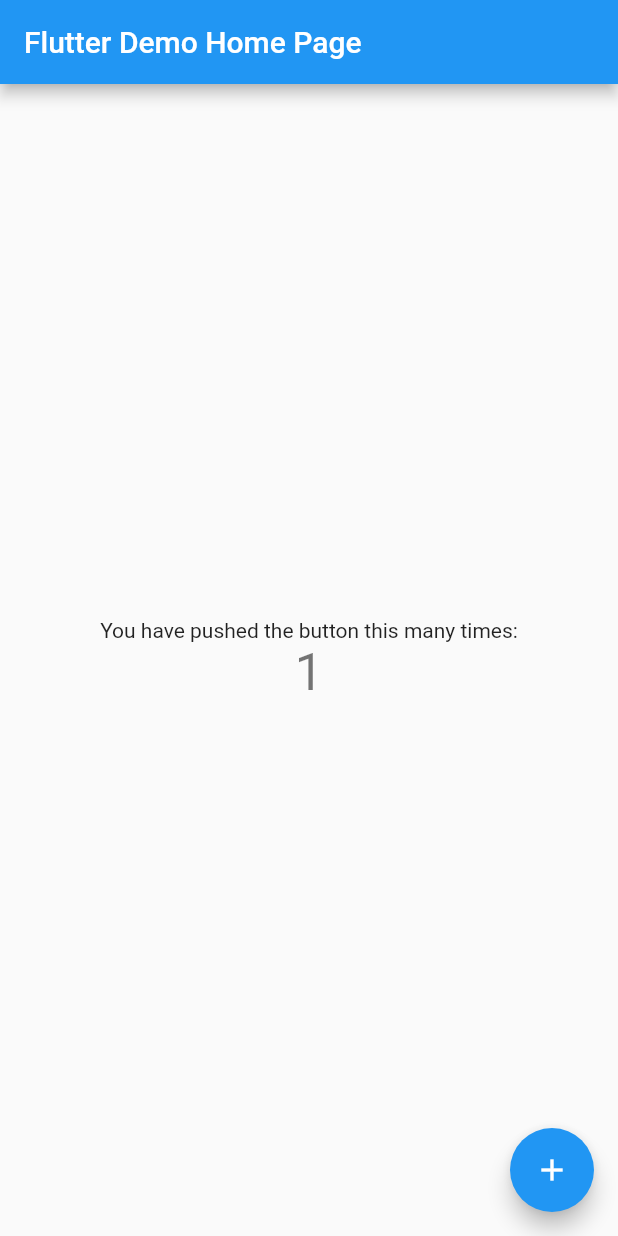
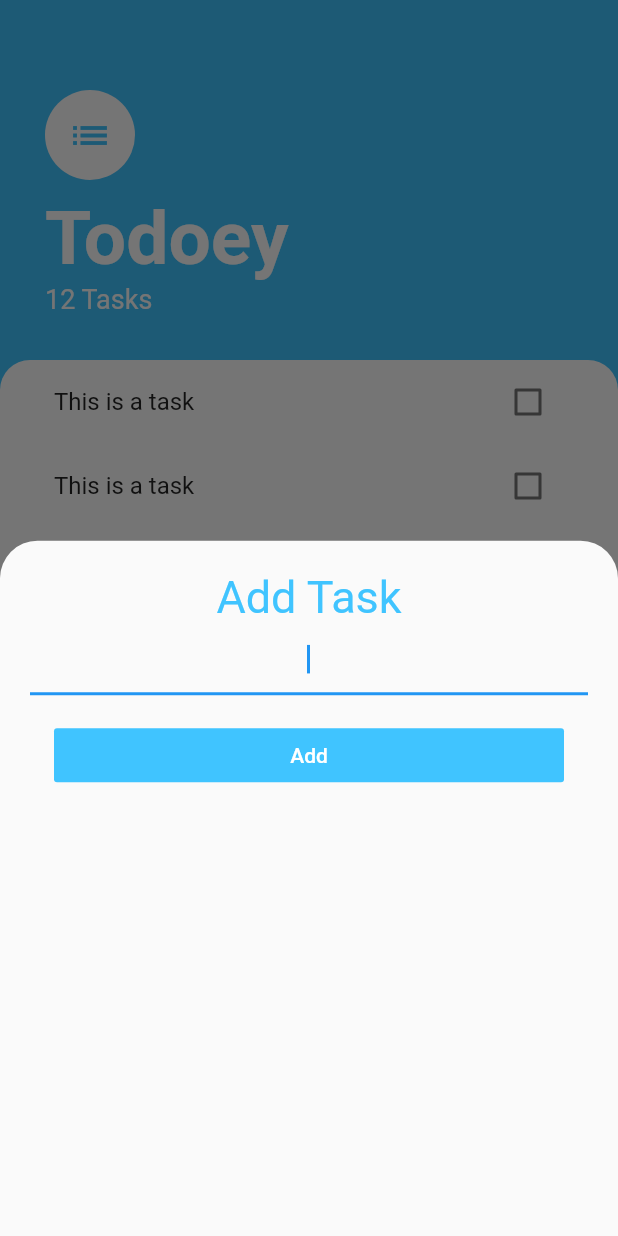
Before and after one commit to Almoliveira/todoey_flutter, a Flutter app: the screen it shows after launch, after a tap on the "add" icon, on a phone screen of 412 x 824 dp. Run offline on Flutter 3.47's test engine with Material 2 defaults, Android fonts, the phone set to English and light mode, and no system bars.

Commit message:
Added UI

```diff
--- a/lib/main.dart
+++ b/lib/main.dart
@@ -1,4 +1,5 @@
 import 'package:flutter/material.dart';
+import 'package:todoey_flutter/screens/tasks_screen.dart';
 
 void main() {
   runApp(const MyApp());
@@ -7,109 +8,10 @@ void main() {
 class MyApp extends StatelessWidget {
   const MyApp({Key? key}) : super(key: key);
 
-  // This widget is the root of your application.
   @override
   Widget build(BuildContext context) {
     return MaterialApp(
-      title: 'Flutter Demo',
-      theme: ThemeData(
-        // This is the theme of your application.
-        //
-        // Try running your application with "flutter run". You'll see the
-        // application has a blue toolbar. Then, without quitting the app, try
-        // changing the primarySwatch below to Colors.green and then invoke
-        // "hot reload" (press "r" in the console where you ran "flutter run",
-        // or simply save your changes to "hot reload" in a Flutter IDE).
-        // Notice that the counter didn't reset back to zero; the application
-        // is not restarted.
-        primarySwatch: Colors.blue,
-      ),
-      home: const MyHomePage(title: 'Flutter Demo Home Page'),
+      home: TasksScreen(),
     );
   }
 }
-
-class MyHomePage extends StatefulWidget {
-  const MyHomePage({Key? key, required this.title}) : super(key: key);
-
-  // This widget is the home page of your application. It is stateful, meaning
-  // that it has a State object (defined below) that contains fields that affect
-  // how it looks.
-
-  // This class is the configuration for the state. It holds the values (in this
-  // case the title) provided by the parent (in this case the App widget) and
-  // used by the build method of the State. Fields in a Widget subclass are
-  // always marked "final".
-
-  final String title;
-
-  @override
-  State<MyHomePage> createState() => _MyHomePageState();
-}
-
-class _MyHomePageState extends State<MyHomePage> {
-  int _counter = 0;
-
-  void _incrementCounter() {
-    setState(() {
-      // This call to setState tells the Flutter framework that something has
-      // changed in this State, which causes it to rerun the build method below
-      // so that the display can reflect the updated values. If we changed
-      // _counter without calling setState(), then the build method would not be
-      // called again, and so nothing would appear to happen.
-      _counter++;
-    });
-  }
-
-  @override
-  Widget build(BuildContext context) {
-    // This method is rerun every time setState is called, for instance as done
-    // by the _incrementCounter method above.
-    //
-    // The Flutter framework has been optimized to make rerunning build methods
-    // fast, so that you can just rebuild anything that needs updating rather
-    // than having to individually change instances of widgets.
-    return Scaffold(
-      appBar: AppBar(
-        // Here we take the value from the MyHomePage object that was created by
-        // the App.build method, and use it to set our appbar title.
-        title: Text(widget.title),
-      ),
-      body: Center(
-        // Center is a layout widget. It takes a single child and positions it
-        // in the middle of the parent.
-        child: Column(
-          // Column is also a layout widget. It takes a list of children and
-          // arranges them vertically. By default, it sizes itself to fit its
-          // children horizontally, and tries to be as tall as its parent.
-          //
-          // Invoke "debug painting" (press "p" in the console, choose the
-          // "Toggle Debug Paint" action from the Flutter Inspector in Android
-          // Studio, or the "Toggle Debug Paint" command in Visual Studio Code)
-          // to see the wireframe for each widget.
-          //
-          // Column has various properties to control how it sizes itself and
-          // how it positions its children. Here we use mainAxisAlignment to
-          // center the children vertically; the main axis here is the vertical
-          // axis because Columns are vertical (the cross axis would be
-          // horizontal).
-          mainAxisAlignment: MainAxisAlignment.center,
-          children: <Widget>[
-            const Text(
-              'You have pushed the button this many times:',
-            ),
-            Text(
-              '$_counter',
-              style: Theme.of(context).textTheme.headline4,
-            ),
-          ],
-        ),
-      ),
-      floatingActionButton: FloatingActionButton(
-        onPressed: _incrementCounter,
-        tooltip: 'Increment',
-        child: const Icon(Icons.add),
-      ), // This trailing comma makes auto-formatting nicer for build methods.
-    );
-  }
-}
--- /dev/null
+++ b/lib/screens/add_task_screen.dart
@@ -0,0 +1,44 @@
+import 'package:flutter/material.dart';
+
+class AddTaskScreen extends StatelessWidget {
+  @override
+  Widget build(BuildContext context) {
+    return Container(
+      child: Container(
+        child: Padding(
+          padding: const EdgeInsets.all(20.0),
+          child: Column(
+            crossAxisAlignment: CrossAxisAlignment.stretch,
+            children: [
+              const Text(
+                'Add Task',
+                textAlign: TextAlign.center,
+                style: TextStyle(
+                  fontSize: 30.0,
+                  color: Colors.lightBlueAccent,
+                ),
+              ),
+              TextField(
+                autofocus: true,
+                textAlign: TextAlign.center,
+              ),
+              Padding(
+                padding: const EdgeInsets.all(16.0),
+                child: FlatButton(
+                  onPressed: () {},
+                  child: Text(
+                    'Add',
+                    style: TextStyle(
+                      color: Colors.white,
+                    ),
+                  ),
+                  color: Colors.lightBlueAccent,
+                ),
+              )
+            ],
+          ),
+        ),
+      ),
+    );
+  }
+}
--- /dev/null
+++ b/lib/screens/tasks_screen.dart
@@ -0,0 +1,87 @@
+import 'package:flutter/material.dart';
+import 'package:todoey_flutter/widgets/tasks_list.dart';
+
+import 'add_task_screen.dart';
+
+class TasksScreen extends StatelessWidget {
+  const TasksScreen({Key? key}) : super(key: key);
+
+  @override
+  Widget build(BuildContext context) {
+    return Scaffold(
+      backgroundColor: Colors.lightBlueAccent,
+      floatingActionButton: FloatingActionButton(
+        onPressed: () {
+          showModalBottomSheet(
+              //  isScrollControlled: true,
+              shape: RoundedRectangleBorder(
+                  borderRadius: BorderRadius.only(
+                topLeft: Radius.circular(25),
+                topRight: Radius.circular(25),
+              )),
+              context: context,
+              builder: (context) => AddTaskScreen());
+        },
+        backgroundColor: Colors.lightBlueAccent,
+        child: Icon(Icons.add),
+      ),
+      body: Column(
+        crossAxisAlignment: CrossAxisAlignment.start,
+        children: [
+          Container(
+            padding: const EdgeInsets.only(
+              top: 60.0,
+              left: 30.0,
+              right: 30.0,
+              bottom: 30.0,
+            ),
+            child: Column(
+              crossAxisAlignment: CrossAxisAlignment.start,
+              children: const [
+                CircleAvatar(
+                  child: Icon(
+                    Icons.list,
+                    size: 30,
+                    color: Colors.lightBlueAccent,
+                  ),
+                  backgroundColor: Colors.white,
+                  radius: 30.0,
+                ),
+                SizedBox(
+                  height: 10.0,
+                ),
+                Text(
+                  'Todoey',
+                  style: TextStyle(
+                    color: Colors.white,
+                    fontSize: 50.0,
+                    fontWeight: FontWeight.w700,
+                  ),
+                ),
+                Text(
+                  '12 Tasks',
+                  style: TextStyle(
+                    color: Colors.white,
+                    fontSize: 18,
+                  ),
+                ),
+              ],
+            ),
+          ),
+          Expanded(
+            child: Container(
+              padding: EdgeInsets.symmetric(horizontal: 20.0),
+              decoration: const BoxDecoration(
+                  color: Colors.white,
+                  borderRadius: BorderRadius.only(
+                    topLeft: Radius.circular(20),
+                    topRight: Radius.circular(20),
+                  )),
+              child: TasksList(),
+            ),
+          )
+        ],
+      ),
+    );
+  }
+}
--- /dev/null
+++ b/lib/widgets/task_tile.dart
@@ -0,0 +1,59 @@
+import 'package:flutter/material.dart';
+
+class TaskTile extends StatefulWidget {
+  @override
+  State<TaskTile> createState() => _TaskTileState();
+}
+
+class _TaskTileState extends State<TaskTile> {
+  bool? isChecked = false;
+  bool tapped = false;
+
+  @override
+  Widget build(BuildContext context) {
+    return ListTile(
+      title: Text(
+        'This is a task',
+        style: TextStyle(
+          decoration: tapped ? TextDecoration.lineThrough : null,
+        ),
+      ),
+      trailing: TaskCheckbox(
+        checkboxState: isChecked,
+        toggleCheckBoxState: (bool? checkboxState) {
+          setState(() {
+            isChecked = checkboxState;
+
+            //Temporary Fix
+            if (checkboxState == null) {
+              tapped = false;
+            } else if (checkboxState == false) {
+              tapped = false;
+            } else {
+              tapped = true;
+            }
+          });
+        },
+      ),
+    );
+  }
+}
+
+class TaskCheckbox extends StatelessWidget {
+  final bool? checkboxState;
+  final Function(bool?) toggleCheckBoxState;
+
+  TaskCheckbox({
+    required this.checkboxState,
+    required this.toggleCheckBoxState,
+  });
+
+  @override
+  Widget build(BuildContext context) {
+    return Checkbox(
+      activeColor: Colors.lightBlueAccent,
+      value: checkboxState,
+      onChanged: toggleCheckBoxState,
+    );
+  }
+}
--- /dev/null
+++ b/lib/widgets/tasks_list.dart
@@ -0,0 +1,15 @@
+import 'package:flutter/material.dart';
+import 'package:todoey_flutter/widgets/task_tile.dart';
+
+class TasksList extends StatelessWidget {
+  @override
+  Widget build(BuildContext context) {
+    return ListView(
+      children: [
+        TaskTile(),
+        TaskTile(),
+        TaskTile(),
+      ],
+    );
+  }
+}
```
